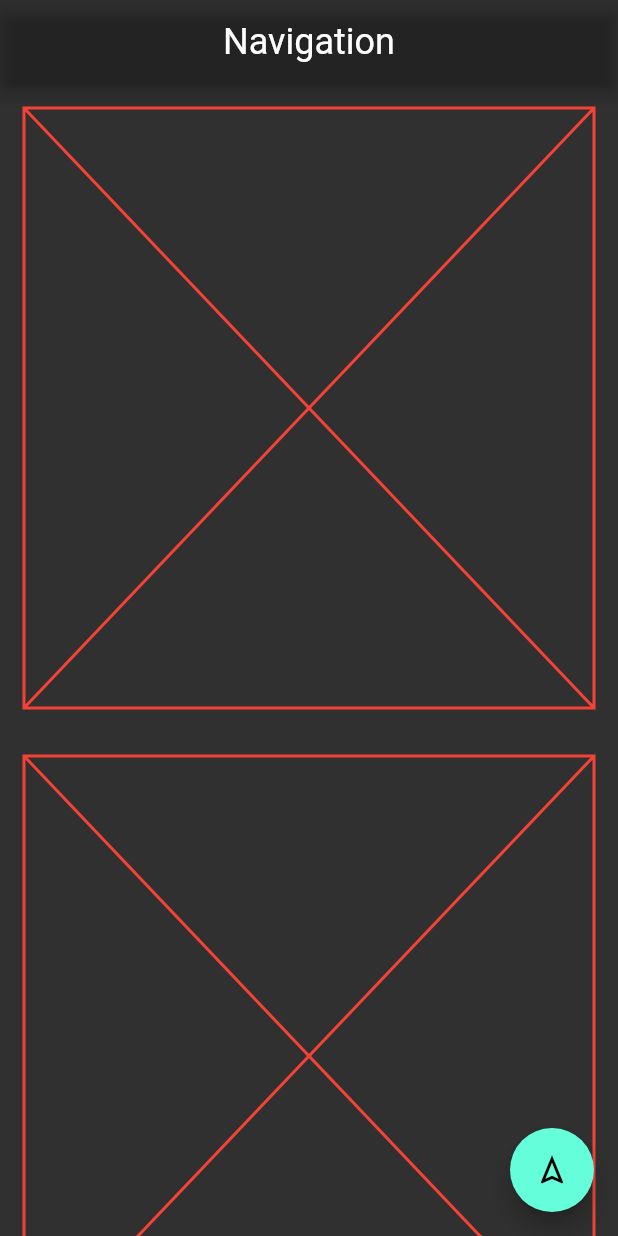
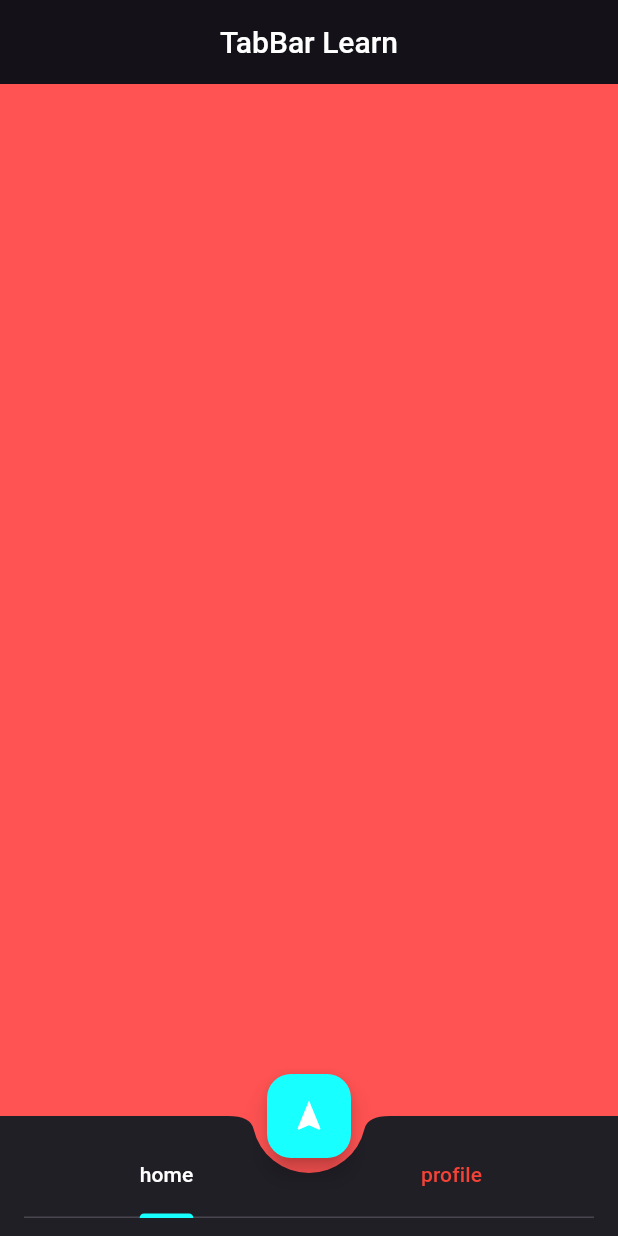
Before and after one commit to drgndenis/one_hundred_days_of_code, a Flutter app: the screen it shows after launch, on a phone screen of 412 x 824 dp. Run offline on Flutter 3.47's test engine with Material 2 defaults, Android fonts, the phone set to English and light mode, and no system bars.

Commit message:
Day-9 Tab and BottomAppBar added

```diff
--- /dev/null
+++ b/lib/Day-9/tab_learn.dart
@@ -0,0 +1,77 @@
+import 'package:flutter/material.dart';
+
+class TabLearn extends StatefulWidget {
+  const TabLearn({super.key});
+
+  @override
+  State<TabLearn> createState() => _TabLearnState();
+}
+
+class _TabLearnState extends State<TabLearn> with TickerProviderStateMixin {
+  late final TabController _tabController;
+  final page1 = 'Page 1';
+  final page2 = 'Page 2';
+  final appBarTitle = 'TabBar Learn';
+  final name = 'name';
+  final _notchedValue = 10.0;
+
+  @override
+  void initState() {
+    super.initState();
+    _tabController =
+        TabController(length: _MyTabViews.values.length, vsync: this);
+  }
+
+  @override
+  Widget build(BuildContext context) {
+    return DefaultTabController(
+      length: _MyTabViews.values.length,
+      child: Scaffold(
+        // floatingActionButton ile bottomAppBar arasinda bir bosluk olusturur
+        extendBody: true,
+
+        floatingActionButtonLocation: FloatingActionButtonLocation.centerDocked,
+        floatingActionButton: FloatingActionButton(
+          onPressed: () {
+            _tabController.animateTo(_MyTabViews.profile.index);
+          },
+          backgroundColor: UtilityColor().cyanAccent,
+          child: const Icon(Icons.navigation, color: Colors.white),
+        ),
+        bottomNavigationBar: BottomAppBar(
+          notchMargin: _notchedValue,
+          child: TabBar(
+            controller: _tabController,
+            tabs: _MyTabViews.values.map((e) => Tab(text: e.name)).toList(),
+            indicatorColor: UtilityColor().cyanAccent,
+          ),
+        ),
+        appBar: AppBar(title: Text(appBarTitle)),
+        body: _tabBarView(),
+      ),
+    );
+  }
+
+  TabBarView _tabBarView() {
+    return TabBarView(
+      // physics ile sayfanin sag sola suruklenerek gidilmesini kapatmıs oluyoruz
+      physics: const NeverScrollableScrollPhysics(),
+      controller: _tabController,
+      children: [
+        Container(color: UtilityColor().redAccent),
+        Container(color: UtilityColor().white),
+      ],
+    );
+  }
+}
+
+enum _MyTabViews { home, profile }
+
+extension _MyTabViewExtensions on _MyTabViews {}
+
+class UtilityColor {
+  final white = Colors.white;
+  final redAccent = Colors.redAccent;
+  final cyanAccent = Colors.cyanAccent;
+  final amber = Colors.amber;
+}
--- a/lib/main.dart
+++ b/lib/main.dart
@@ -1,6 +1,10 @@
 import 'package:flutter/material.dart';
+import 'package:flutter/services.dart';
+
+import 'package:one_hundred_days_of_flutter/Day-6/text_field_learn.dart';
 import 'Day-7/my_collections_demo.dart';
 import 'Day-8/navigation_learn.dart';
+import 'Day-9/tab_learn.dart';
 
 void main() {
   runApp(const MyApp());
@@ -15,14 +19,22 @@ class MyApp extends StatelessWidget {
     // MaterialApp projede sadece bir kere bulunur
     return MaterialApp(
         title: 'Flutter Demo',
-        theme: ThemeData.dark().copyWith(
+        theme: ThemeData.dark(useMaterial3: true).copyWith(
+          tabBarTheme: const TabBarTheme(
+            labelColor: Colors.white,
+            unselectedLabelColor: Colors.red,
+            // TabBar'da secili olan tab'in altina cizgi cizer, bu cizgi label kadar genis olur
+            indicatorSize: TabBarIndicatorSize.label,
+          ),
+          bottomAppBarTheme: const BottomAppBarTheme(
+            shape: CircularNotchedRectangle(),
+          ),
           progressIndicatorTheme:
               const ProgressIndicatorThemeData(color: Colors.white),
           cardTheme: CardTheme(
             shape:
                 // Tum kartlarimiz ozel shape vermedigimiz surece buradaki shape'i kullanir
-                  RoundedRectangleBorder(
-                      borderRadius: BorderRadius.circular(25)),
+                RoundedRectangleBorder(borderRadius: BorderRadius.circular(25)),
             color: ColorsUtilty().white70,
           ),
           inputDecorationTheme: const InputDecorationTheme(
@@ -30,10 +42,15 @@ class MyApp extends StatelessWidget {
               fillColor: Colors.transparent,
               iconColor: Colors.red,
               border: OutlineInputBorder()),
-            appBarTheme: const AppBarTheme(
+          appBarTheme: AppBarTheme(
+            titleTextStyle: Theme.of(context).textTheme.titleLarge?.copyWith(
+                  color: Colors.white,
+                ),
             centerTitle: true,
+            systemOverlayStyle: SystemUiOverlayStyle.light,
             backgroundColor: Colors.transparent,
-                titleTextStyle: TextStyle(color: Colors.white))),
-        home: const NavigationView());
+          ),
+        ),
+        home: const TabLearn());
   }
 }
```
Lines whose indentation alone changed are shown as unchanged.
